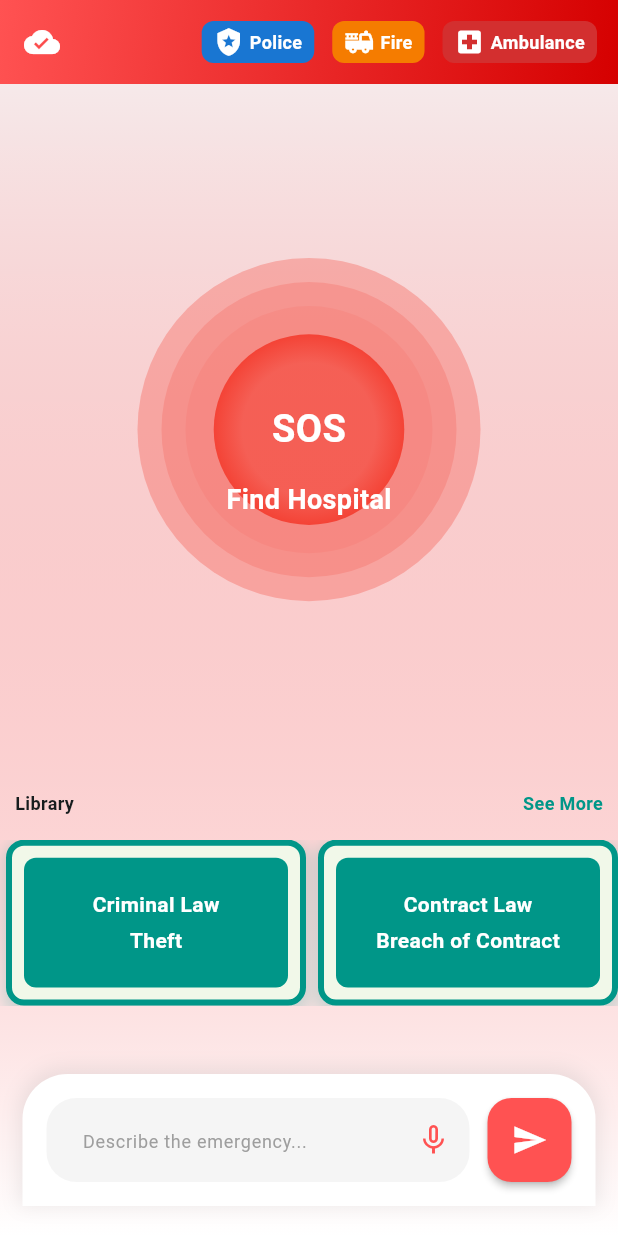
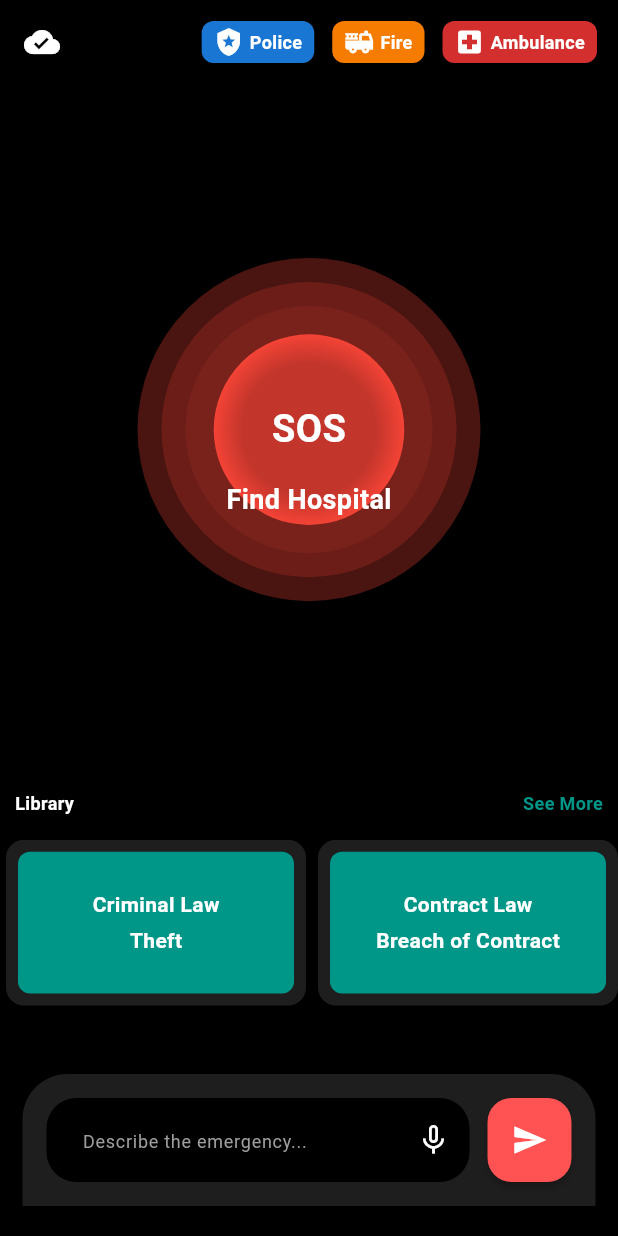
Before and after one commit to Nani-Des/Lawhubb, a Flutter app: the EmergencyPage screen opened directly, on a phone screen of 412 x 824 dp. Run offline on Flutter 3.47's test engine with Material 3 defaults, Android fonts, the phone set to English and light mode, and no system bars; drawn by our look-alikes of showcaseview; our stand-ins replace audioplayers, cached_network_image, cloud_firestore, connectivity_plus, dio, emoji_picker_flutter and 29 more; missing offline and left inert: agora_rtc_engine, flutter_polyline_points, flutter_sound, flutter_webrtc, record, string_similarity and 1 more; accounts and stored records are empty; project files that could hold a hidden picture were left out.

Commit message:
update emergency page

```diff
--- a/lib/Emergency/Widgets/emergency_hompage_content.dart
+++ b/lib/Emergency/Widgets/emergency_hompage_content.dart
@@ -168,6 +168,7 @@ class _EmergencyHomePageContentState extends State<EmergencyHomePageContent> wit
                           style: TextStyle(
                             fontSize: 12,
                             fontWeight: FontWeight.bold,
+                            color: Colors.white,
                           ),
                         ),
                         GestureDetector(
@@ -233,19 +234,7 @@ class _EmergencyHomePageContentState extends State<EmergencyHomePageContent> wit
         width: 200,
         height: 200,
         decoration: BoxDecoration(
-          color: Colors.lightGreen[50],
-          border: Border.all(
-            color: Colors.teal,
-            width: 4,
-          ),
-          boxShadow: [
-            BoxShadow(
-              color: Colors.teal.withOpacity(0.2),
-              spreadRadius: 2,
-              blurRadius: 8,
-              offset: Offset(0, 4),
-            ),
-          ],
+          color: Color(0xFF1E1E1E),
           borderRadius: BorderRadius.circular(12),
         ),
         child: Container(
--- a/lib/Emergency/emergency_page.dart
+++ b/lib/Emergency/emergency_page.dart
@@ -316,7 +316,7 @@ class _EmergencyPageState extends State<EmergencyPage> with SingleTickerProvider
         return Dialog(
           shape: RoundedRectangleBorder(borderRadius: BorderRadius.circular(16)),
           elevation: 10,
-          backgroundColor: Colors.white,
+          backgroundColor: Color(0xFF1E1E1E),
           child: Padding(
             padding: const EdgeInsets.all(60.0),
             child: Column(
@@ -468,24 +468,16 @@ class _EmergencyPageState extends State<EmergencyPage> with SingleTickerProvider
   @override
   Widget build(BuildContext context) {
     return Scaffold(
+      backgroundColor: Colors.black,
       appBar: AppBar(
         elevation: 0,
-        backgroundColor: Colors.redAccent,
+        backgroundColor: Colors.black,
         leading: Icon(
           _isOffline ? Icons.cloud_off : Icons.cloud_done,
           color: Colors.white,
           size: 24,
         ),
         title: SizedBox.shrink(), // Optional: removes extra space if no title is needed
-        flexibleSpace: Container(
-          decoration: BoxDecoration(
-            gradient: LinearGradient(
-              begin: Alignment.topLeft,
-              end: Alignment.bottomRight,
-              colors: [Colors.redAccent, Colors.redAccent.shade700],
-            ),
-          ),
-        ),
         actions: [
           // Your existing Police, Fire, and Ambulance buttons here
           Padding(
@@ -584,13 +576,7 @@ class _EmergencyPageState extends State<EmergencyPage> with SingleTickerProvider
         ],
       ),
       body: Container(
-        decoration: BoxDecoration(
-          gradient: LinearGradient(
-            begin: Alignment.topCenter,
-            end: Alignment.bottomCenter,
-            colors: [Colors.redAccent.withOpacity(0.1), Colors.white],
-          ),
-        ),
+        color: Colors.black,
         child: Stack(
           children: [
             EmergencyHomePageContent(),
@@ -605,7 +591,7 @@ class _EmergencyPageState extends State<EmergencyPage> with SingleTickerProvider
                 child: Container(
                   padding: EdgeInsets.all(20),
                   decoration: BoxDecoration(
-                    color: Colors.black54,
+                    color: Color(0xFF1E1E1E),
                     borderRadius: BorderRadius.circular(15),
                   ),
                   child: Column(
@@ -631,11 +617,11 @@ class _EmergencyPageState extends State<EmergencyPage> with SingleTickerProvider
     return Container(
       padding: const EdgeInsets.all(16),
       decoration: BoxDecoration(
-        color: Colors.white,
+        color: Color(0xFF1E1E1E),
         borderRadius: const BorderRadius.vertical(top: Radius.circular(30)),
         boxShadow: [
           BoxShadow(
-            color: Colors.grey.withOpacity(0.2),
+            color: Colors.black.withOpacity(0.2),
             spreadRadius: 2,
             blurRadius: 10,
             offset: const Offset(0, -2),
@@ -652,6 +638,7 @@ class _EmergencyPageState extends State<EmergencyPage> with SingleTickerProvider
               child: TextField(
                 controller: _messageController,
                 maxLines: null,
+                style: TextStyle(color: Colors.white),
                 decoration: InputDecoration(
                   hintText: "Describe the emergency...",
                   hintStyle: const TextStyle(
@@ -659,7 +646,7 @@ class _EmergencyPageState extends State<EmergencyPage> with SingleTickerProvider
                     color: Colors.grey,
                   ),
                   filled: true,
-                  fillColor: Colors.grey[100],
+                  fillColor: Colors.black,
                   border: OutlineInputBorder(
                     borderRadius: BorderRadius.circular(20),
                     borderSide: BorderSide.none,
@@ -674,7 +661,7 @@ class _EmergencyPageState extends State<EmergencyPage> with SingleTickerProvider
                         child: Icon(
                           _isListening ? Icons.mic : Icons.mic_none,
                           key: ValueKey(_isListening),
-                          color: Colors.redAccent,
+                          color: _isListening ? Colors.redAccent : Colors.white,
                         ),
                       ),
                       onPressed: _isListening ? _stopListening : _startListening,
```
Also changed, not shown: 3 other files.
